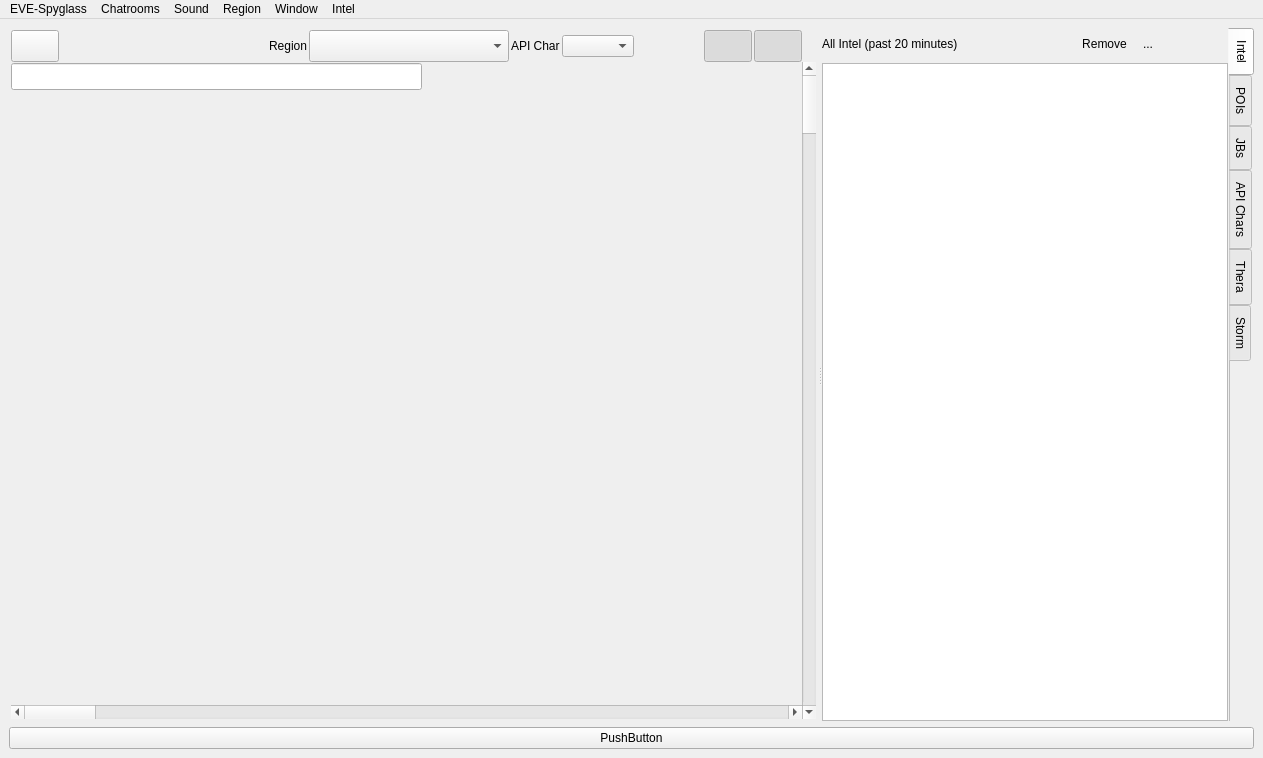
Above: src/vi/ui/MainWindow.ui from jkey-67/spyglass before the change. Below: the same form after it.
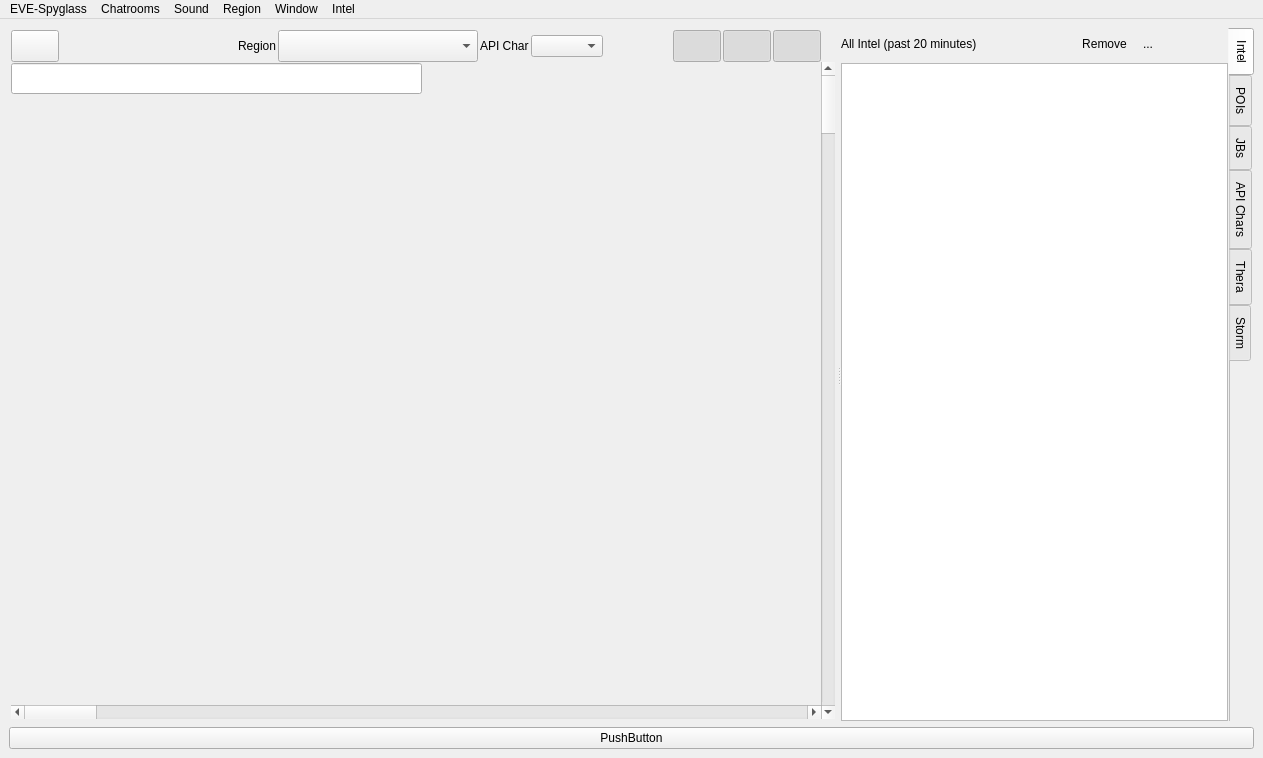
That is the form after the change. Icons and pictures are not drawn. Custom widgets are drawn as their Qt base class.

The edit to the form file:
```diff
--- a/src/vi/ui/MainWindow.ui
+++ b/src/vi/ui/MainWindow.ui
@@ -82,7 +82,7 @@
             <number>0</number>
            </property>
            <item row="0" column="0">
-            <layout class="QHBoxLayout" name="horizontalLayout_2" stretch="0,0,0,0,0,0,0,0,0,0,0">
+            <layout class="QHBoxLayout" name="horizontalLayout_2" stretch="0,0,0,0,0,0,0,0,0,0,0,0">
              <property name="spacing">
               <number>2</number>
              </property>
@@ -207,17 +207,32 @@
                  <height>0</height>
                 </size>
                </property>
+               <property name="maximumSize">
+                <size>
+                 <width>300</width>
+                 <height>500</height>
+                </size>
+               </property>
                <property name="toolTip">
                 <string>Current Region on Map.</string>
                </property>
                <property name="editable">
                 <bool>false</bool>
                </property>
+               <property name="currentText">
+                <string notr="true"/>
+               </property>
+               <property name="maxVisibleItems">
+                <number>30</number>
+               </property>
                <property name="insertPolicy">
                 <enum>QComboBox::NoInsert</enum>
                </property>
                <property name="sizeAdjustPolicy">
-                <enum>QComboBox::AdjustToMinimumContentsLengthWithIcon</enum>
+                <enum>QComboBox::AdjustToMinimumContentsLength</enum>
+               </property>
+               <property name="minimumContentsLength">
+                <number>20</number>
                </property>
                <property name="placeholderText">
                 <string notr="true"/>
@@ -422,6 +437,55 @@
                </property>
               </widget>
              </item>
+             <item>
+              <widget class="QToolButton" name="adm_vul_Button">
+               <property name="minimumSize">
+                <size>
+                 <width>0</width>
+                 <height>27</height>
+                </size>
+               </property>
+               <property name="maximumSize">
+                <size>
+                 <width>48</width>
+                 <height>32</height>
+                </size>
+               </property>
+               <property name="font">
+                <font>
+                 <pointsize>11</pointsize>
+                </font>
+               </property>
+               <property name="focusPolicy">
+                <enum>Qt::NoFocus</enum>
+               </property>
+               <property name="toolTip">
+                <string>Show Systems Vulnerable time and Vulnerability Occupancy Level (ADM)</string>
+               </property>
+               <property name="text">
+                <string/>
+               </property>
+               <property name="icon">
+                <iconset resource="resource.qrc">
+                 <normaloff>:/Icons/res/adm_vul.svg</normaloff>:/Icons/res/adm_vul.svg</iconset>
+               </property>
+               <property name="iconSize">
+                <size>
+                 <width>40</width>
+                 <height>20</height>
+                </size>
+               </property>
+               <property name="checkable">
+                <bool>true</bool>
+               </property>
+               <property name="checked">
+                <bool>true</bool>
+               </property>
+               <property name="autoRaise">
+                <bool>true</bool>
+               </property>
+              </widget>
+             </item>
             </layout>
            </item>
           </layout>
@@ -457,7 +521,7 @@
              <x>0</x>
              <y>1</y>
              <width>411</width>
-             <height>27</height>
+             <height>31</height>
             </rect>
            </property>
            <property name="toolTip">
```
Left out of the diff: 14 changed lines with no effect on the pictures.
